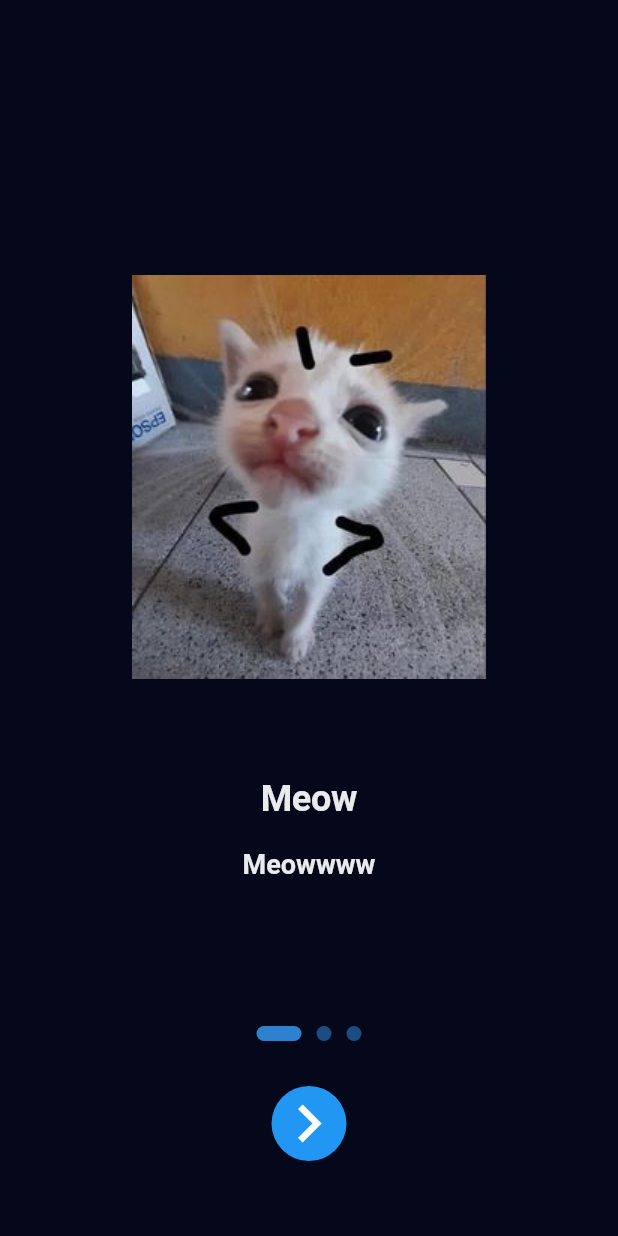
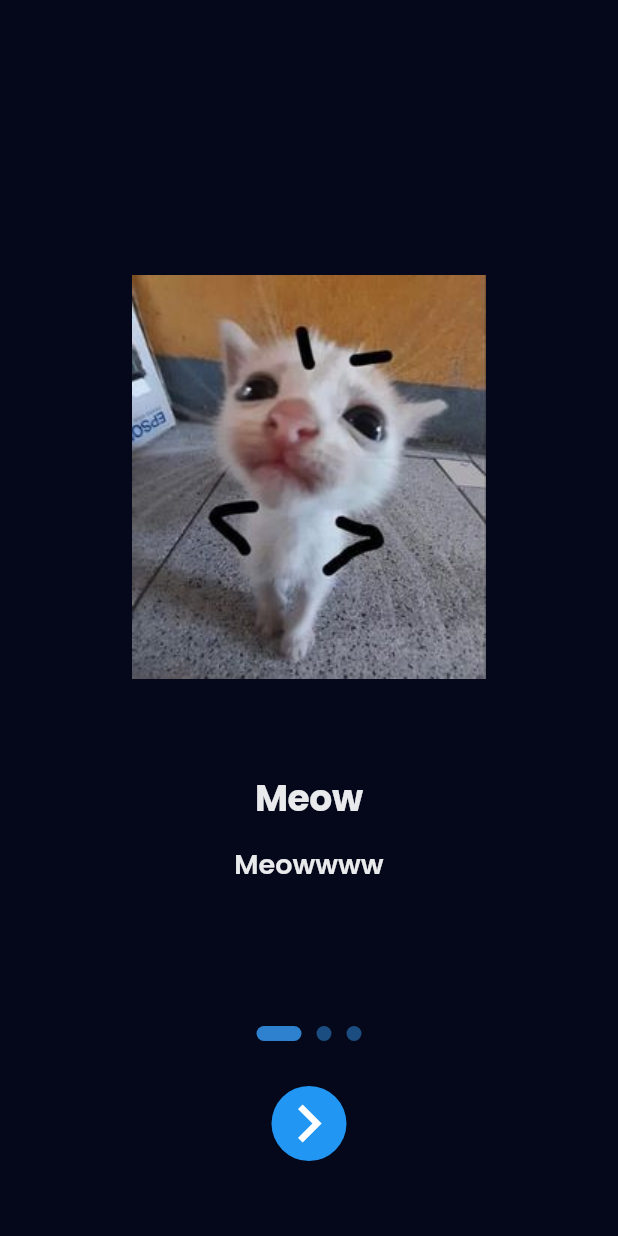
Before and after one commit to sengokus/weatherUP, a Flutter app: the screen it shows after launch, on a phone screen of 412 x 824 dp. Run offline on Flutter 3.47's test engine with Material 3 defaults, Android fonts, the light colour scheme and no system bars; our stand-ins replace go_router.

Commit message:
Added fonts

```diff
--- a/lib/main.dart
+++ b/lib/main.dart
@@ -28,17 +28,18 @@ class MainApp extends StatelessWidget {
       routerConfig: _router,
       debugShowCheckedModeBanner: false,
       theme: ThemeData(
+          fontFamily: 'Poppins',
           primaryColor: const Color.fromARGB(255, 4, 8, 26),
           splashColor: const Color.fromARGB(255, 16, 27, 75),
           textTheme: const TextTheme(
             displayLarge: TextStyle(
               fontSize: 24,
-              fontWeight: FontWeight.bold,
+              fontWeight: FontWeight.w700,
               color: Color.fromARGB(255, 233, 234, 235),
             ),
             displayMedium: TextStyle(
               fontSize: 18,
-              fontWeight: FontWeight.bold,
+              fontWeight: FontWeight.w600,
               color: Color.fromARGB(255, 233, 234, 235),
             ),
             bodyLarge: TextStyle(
```
Also changed, not shown: lib/homepage.dart (+13 -10 lines), pubspec.yaml (+10 -0 lines), lib/assets/fonts/Poppins-Bold.ttf (added), lib/assets/fonts/Poppins-Light.ttf (added), lib/assets/fonts/Poppins-Regular.ttf (added), lib/assets/fonts/Poppins-SemiBold.ttf (added).
